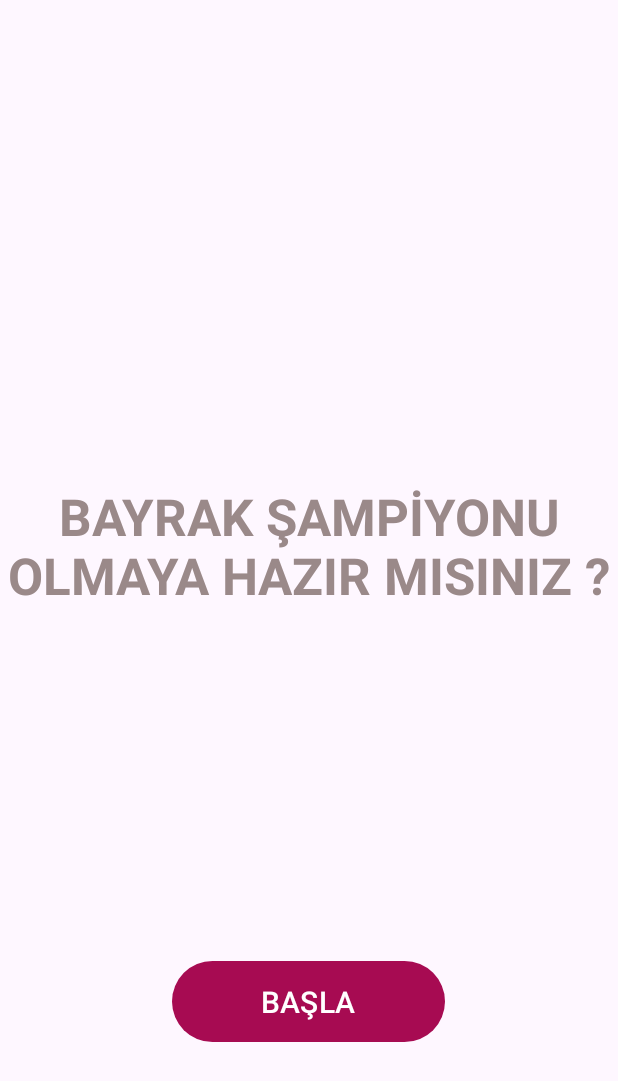
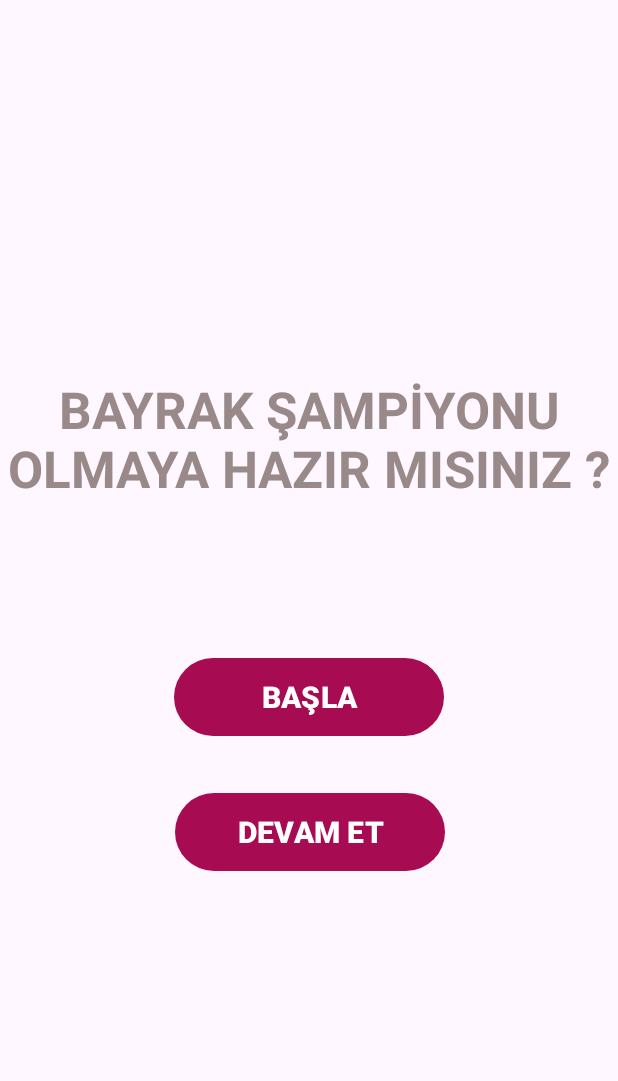
Before and after one commit to Gorur56/Bayrak-Sampiyonu-Java-Android, an Android app: the screen it shows after launch (MainActivity), on a phone screen of 412 x 824 dp. Shown: the top 1081 px of the screen. Run offline under Robolectric (Android 15) with nearby library versions, the phone set to English and light mode, and no system bars.

Commit message:
add devam et button

```diff
--- a/app/build.gradle.kts
+++ b/app/build.gradle.kts
@@ -7,11 +7,11 @@ android {
     compileSdk = 34
 
     defaultConfig {
-        applicationId = "com.firstapp.bayraksampiyonu"
+        applicationId = "com.firstapppp.bayraksampiyonu"
         minSdk = 19
         targetSdk = 34
-        versionCode = 1
-        versionName = "1.0"
+        versionCode = 4
+        versionName = "1.3"
 
         testInstrumentationRunner = "androidx.test.runner.AndroidJUnitRunner"
     }
--- a/app/src/main/java/com/firstapp/bayraksampiyonu/MainActivity.java
+++ b/app/src/main/java/com/firstapp/bayraksampiyonu/MainActivity.java
@@ -3,7 +3,9 @@ package com.firstapp.bayraksampiyonu;
 import androidx.appcompat.app.AppCompatActivity;
 
 import android.content.Intent;
+import android.content.SharedPreferences;
 import android.os.Bundle;
+import android.util.Log;
 import android.view.View;
 import android.widget.Button;
 
@@ -11,13 +13,15 @@ import java.io.IOException;
 
 public class MainActivity extends AppCompatActivity {
 
-    private Button buttonBasla;
+    private Button buttonBasla, buttonDevamEt;
+
     @Override
     protected void onCreate(Bundle savedInstanceState) {
         super.onCreate(savedInstanceState);
         setContentView(R.layout.activity_main);
 
         buttonBasla = findViewById(R.id.buttonBasla);
+        buttonDevamEt = findViewById(R.id.buttonDevamEt);
 
         try {
             veritabaniKopyala(); // İlk açıldığında bir kere veritabanını kopyalayacak.
@@ -30,6 +34,39 @@ public class MainActivity extends AppCompatActivity {
                 startActivity(new Intent(MainActivity.this,QuizActivity.class));
             }
         });
+
+        buttonDevamEt.setOnClickListener(new View.OnClickListener() {
+            @Override
+            public void onClick(View v) {
+
+                SharedPreferences preferences = getSharedPreferences("OyunDurumu", MODE_PRIVATE);
+                int yanlisSayac = preferences.getInt("yanlisSayac", 0); // Varsayılan olarak 1
+                int dogruSayac = preferences.getInt("dogruSayac", 0); // Varsayılan olarak 0
+                int soruSayac = preferences.getInt("soruSayac",0);
+
+                if ( soruSayac == 19 )
+                {
+                    startActivity(new Intent(MainActivity.this,QuizActivity.class));
+                }
+                else
+                {
+                    startGame(yanlisSayac, dogruSayac, soruSayac);
+                }
+            }
+        });
+    }
+
+    private void startGame(int yanlisSayac, int dogruSayac, int soruSayac) {
+        // Verileri taşımak için bir Intent oluştur
+        Intent intent = new Intent(this, QuizActivity.class);
+
+        // Seviye ve puan bilgilerini Intent'e ekleyerek taşı
+        intent.putExtra("yanlisSayac", yanlisSayac);
+        intent.putExtra("dogruSayac", dogruSayac);
+        intent.putExtra("soruSayac", soruSayac);
+
+        // Intent'i kullanarak diğer aktiviteyi başlat
+        startActivity(intent);
     }
 
     public void veritabaniKopyala() throws IOException {
--- a/app/src/main/res/layout-normal/activity_main.xml
+++ b/app/src/main/res/layout-normal/activity_main.xml
@@ -28,18 +28,34 @@
 
     <Button
         android:id="@+id/buttonBasla"
-        android:layout_width="182dp"
-        android:layout_height="62dp"
+        android:layout_width="180dp"
+        android:layout_height="60dp"
         android:layout_marginStart="158dp"
-        android:layout_marginTop="160dp"
+        android:layout_marginTop="100dp"
         android:layout_marginEnd="158dp"
-        android:layout_marginBottom="54dp"
         android:text="BAŞLA"
         android:textSize="20sp"
+        android:textStyle="bold"
+        app:backgroundTint="@color/yeni_icon_background"
+        app:layout_constraintEnd_toEndOf="parent"
+        app:layout_constraintHorizontal_bias="0.5"
+        app:layout_constraintStart_toStartOf="parent"
+        app:layout_constraintTop_toBottomOf="@+id/textView" />
+
+    <Button
+        android:id="@+id/buttonDevamEt"
+        android:layout_width="180dp"
+        android:layout_height="60dp"
+        android:layout_marginTop="30dp"
+        android:layout_marginBottom="17dp"
+        android:text="DEVAM ET"
+        android:textSize="20sp"
+        android:textStyle="bold"
         app:backgroundTint="@color/yeni_icon_background"
         app:layout_constraintBottom_toBottomOf="parent"
         app:layout_constraintEnd_toEndOf="parent"
-        app:layout_constraintHorizontal_bias="0.504"
+        app:layout_constraintHorizontal_bias="0.502"
         app:layout_constraintStart_toStartOf="parent"
-        app:layout_constraintTop_toBottomOf="@+id/textView" />
+        app:layout_constraintTop_toBottomOf="@+id/buttonBasla"
+        app:layout_constraintVertical_bias="0.0" />
 </androidx.constraintlayout.widget.ConstraintLayout>
--- a/app/src/main/res/values-large/colors.xml
+++ b/app/src/main/res/values-large/colors.xml
@@ -2,4 +2,5 @@
 <resources>
     <color name="black">#FF000000</color>
     <color name="white">#FFFFFFFF</color>
+    <color name="renk1">#A70B52</color>
 </resources>
--- a/app/src/main/res/values-large/themes.xml
+++ b/app/src/main/res/values-large/themes.xml
@@ -3,6 +3,7 @@
     <style name="Base.Theme.BayrakSampiyonu" parent="Theme.Material3.DayNight.NoActionBar">
         <!-- Customize your light theme here. -->
         <!-- <item name="colorPrimary">@color/my_light_primary</item> -->
+        <item name="android:statusBarColor">@color/renk1</item>
     </style>
 
     <style name="Theme.BayrakSampiyonu" parent="Base.Theme.BayrakSampiyonu" />
--- a/app/src/main/res/values-night/themes.xml
+++ b/app/src/main/res/values-night/themes.xml
@@ -3,5 +3,6 @@
     <style name="Base.Theme.BayrakSampiyonu" parent="Theme.Material3.DayNight.NoActionBar">
         <!-- Customize your dark theme here. -->
         <!-- <item name="colorPrimary">@color/my_dark_primary</item> -->
+        <item name="android:statusBarColor">@color/renk1</item>
     </style>
 </resources>
--- a/app/src/main/res/values/colors.xml
+++ b/app/src/main/res/values/colors.xml
@@ -2,4 +2,5 @@
 <resources>
     <color name="black">#FF000000</color>
     <color name="white">#FFFFFFFF</color>
+    <color name="renk1">#A70B52</color>
 </resources>
--- a/app/src/main/res/values/themes.xml
+++ b/app/src/main/res/values/themes.xml
@@ -3,6 +3,7 @@
     <style name="Base.Theme.BayrakSampiyonu" parent="Theme.Material3.DayNight.NoActionBar">
         <!-- Customize your light theme here. -->
         <!-- <item name="colorPrimary">@color/my_light_primary</item> -->
+        <item name="android:statusBarColor">@color/renk1</item>
     </style>
 
     <style name="Theme.BayrakSampiyonu" parent="Base.Theme.BayrakSampiyonu" />
```
Also changed, not shown: app/src/main/java/com/firstapp/bayraksampiyonu/QuizActivity.java (+22 -0 lines), app/src/main/java/com/firstapp/bayraksampiyonu/ResultActivity.java (+13 -2 lines), 2 other files.
